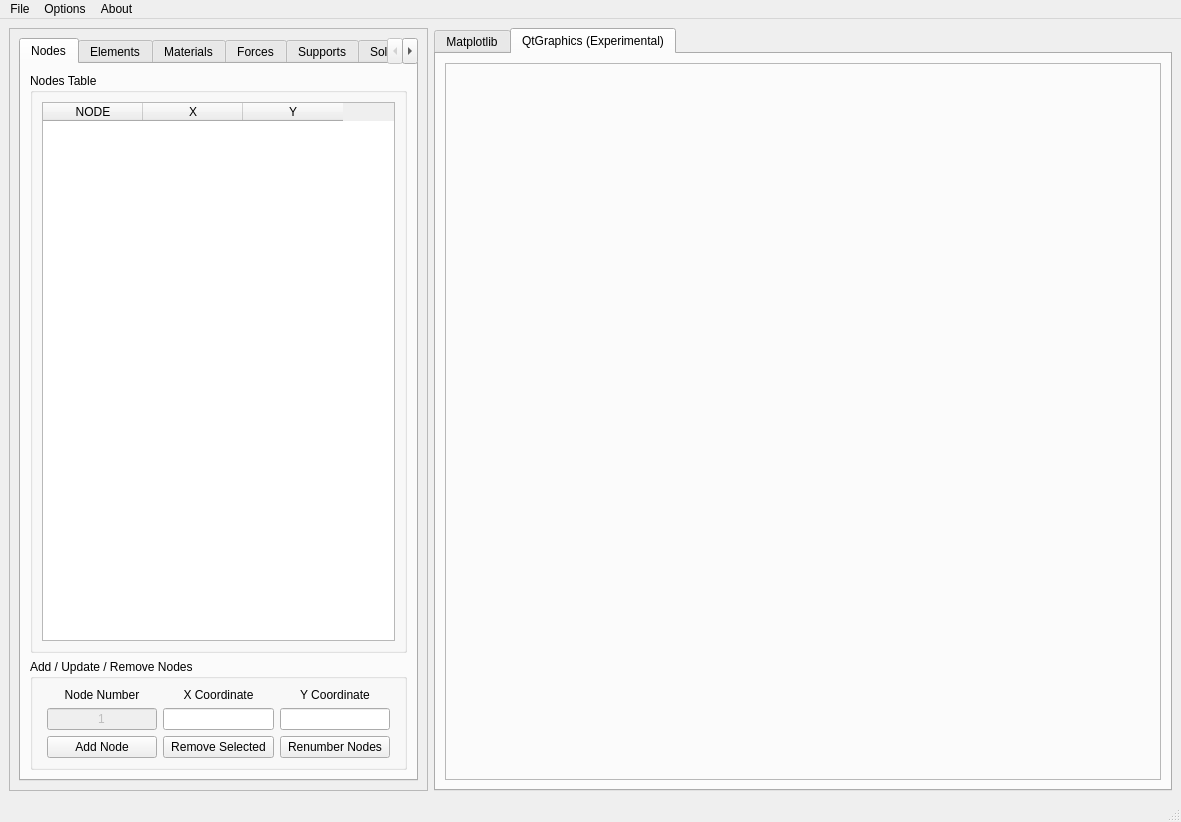
Qt form GUI.ui (mjamezquidilla/pysead) before a commit.
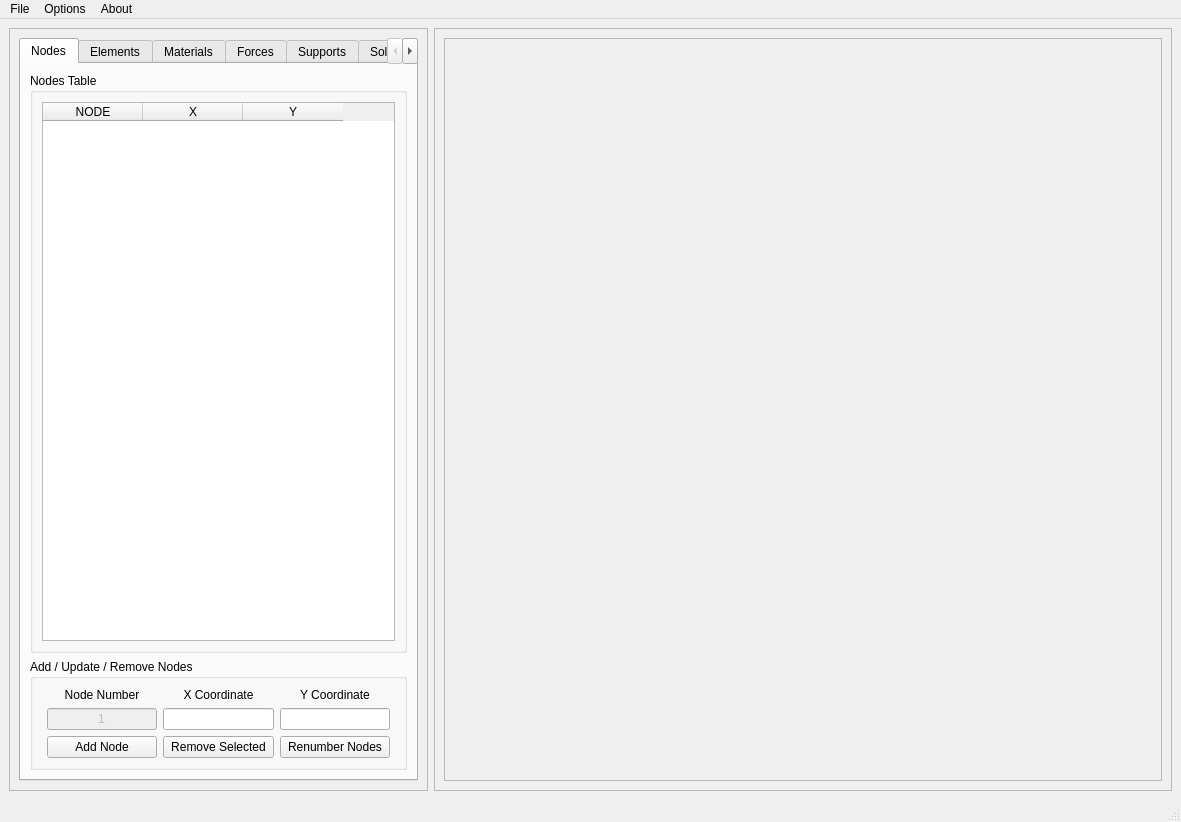
The same form after that commit.

Commit message: Removed Experimental GUI

```diff
--- a/GUI.ui
+++ b/GUI.ui
@@ -1221,15 +1221,14 @@
      </widget>
     </item>
     <item>
-     <widget class="QTabWidget" name="tabWidget_2">
-      <property name="currentIndex">
-       <number>1</number>
+     <widget class="QFrame" name="frame">
+      <property name="frameShape">
+       <enum>QFrame::StyledPanel</enum>
       </property>
-      <widget class="QWidget" name="tab">
-       <attribute name="title">
-        <string>Matplotlib</string>
-       </attribute>
-       <layout class="QHBoxLayout" name="horizontalLayout_18">
+      <property name="frameShadow">
+       <enum>QFrame::Sunken</enum>
+      </property>
+      <layout class="QHBoxLayout" name="horizontalLayout_15">
         <item>
          <widget class="QFrame" name="Matplotlib_Frame">
           <property name="cursor">
@@ -1245,24 +1244,6 @@
         </item>
        </layout>
       </widget>
-      <widget class="QWidget" name="tab_2">
-       <attribute name="title">
-        <string>QtGraphics (Experimental)</string>
-       </attribute>
-       <layout class="QVBoxLayout" name="verticalLayout_13">
-        <item>
-         <widget class="QFrame" name="GraphicsView_Frame">
-          <property name="frameShape">
-           <enum>QFrame::StyledPanel</enum>
-          </property>
-          <property name="frameShadow">
-           <enum>QFrame::Sunken</enum>
-          </property>
-         </widget>
-        </item>
-       </layout>
-      </widget>
-     </widget>
     </item>
    </layout>
   </widget>
```
Left out of the diff: 1 changed line with no effect on the pictures. Lines whose indentation alone changed are shown as unchanged. The commit also changes 4 other files.
